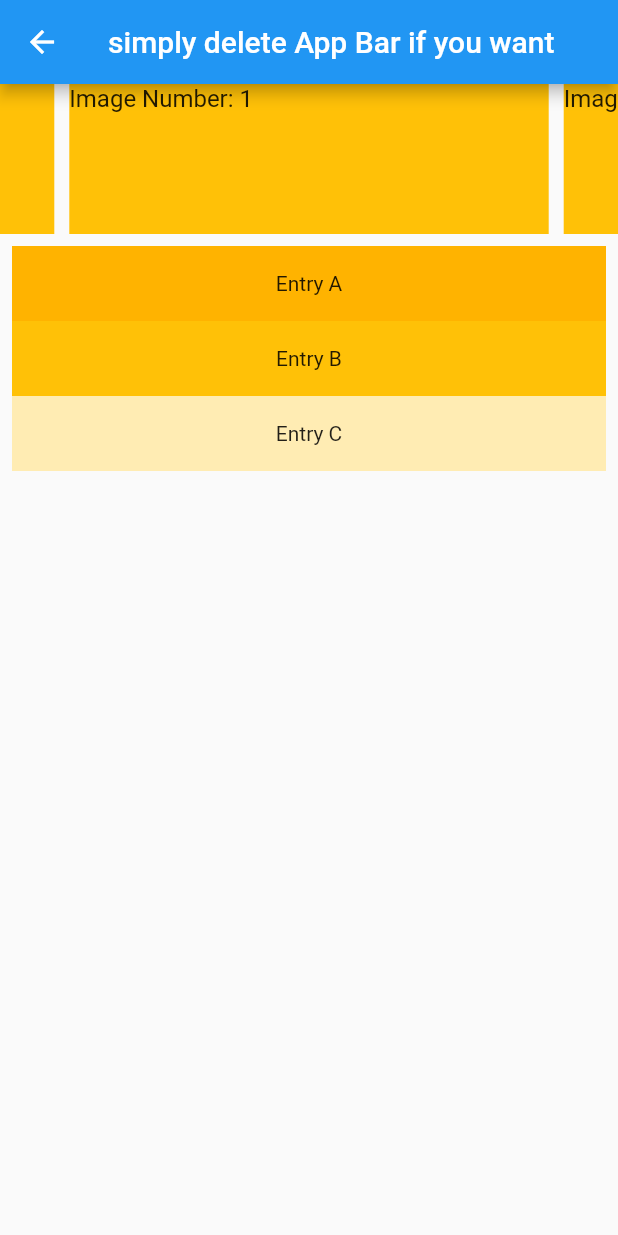
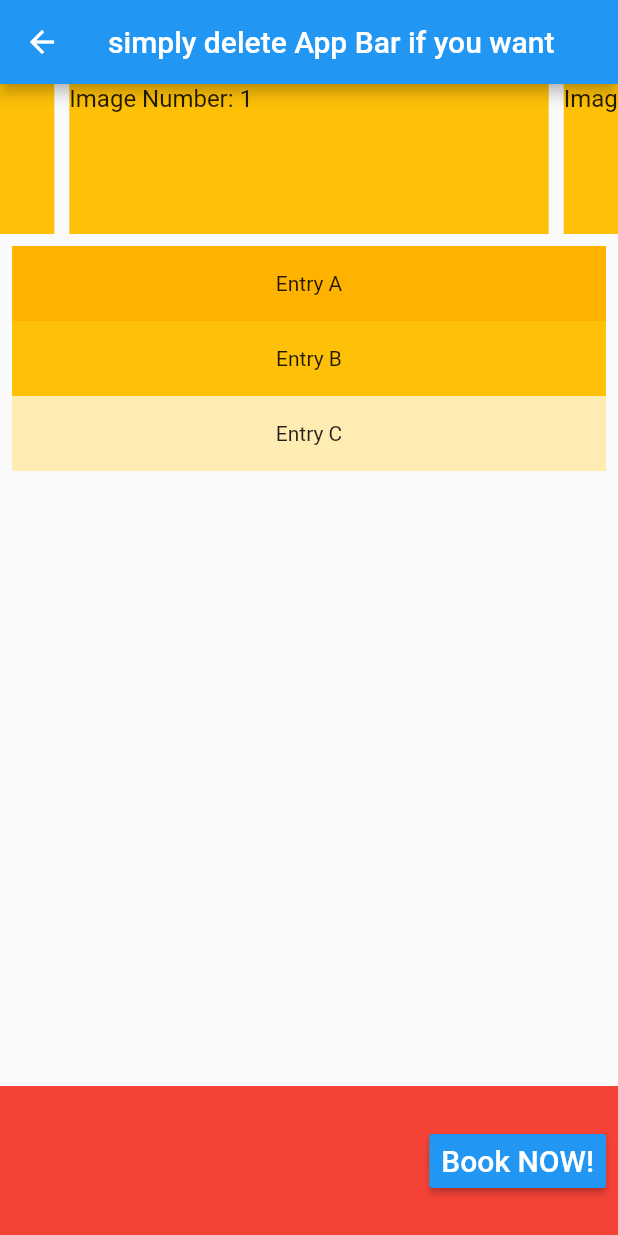
Before and after one commit to OfficeNextDoor/OfficeNextDoor, a Flutter app: the DetailView screen opened by its route, on a phone screen of 412 x 824 dp. Run offline on Flutter 3.47's test engine with Material 2 defaults, Android fonts, the phone set to English and light mode, and no system bars; drawn by our look-alikes of carousel_slider; our stand-ins replace cloud_firestore, google_maps_flutter; accounts and stored records are empty.

Commit message:
Add DatePicker to DetailView

```diff
--- a/lib/detail_view.dart
+++ b/lib/detail_view.dart
@@ -7,6 +7,22 @@ class DetailView extends StatefulWidget {
 }
 
 class DetailViewState extends State<DetailView> {
+
+  DateTime selectedDate = DateTime.now();
+
+  _selectDate() async {
+    debugPrint('it works');
+    final DateTime picked = await showDatePicker(
+        context: context,
+        initialDate: selectedDate,
+        firstDate: DateTime(2015, 8),
+        lastDate: DateTime(2101));
+    if (picked != null && picked != selectedDate)
+      setState(() {
+        selectedDate = picked;
+      });
+  }
+
   @override
   Widget build(BuildContext context) {
     return Scaffold(
@@ -20,7 +36,28 @@ class DetailViewState extends State<DetailView> {
             // StickyFooterButton()
           ],
         ),
-    );
+        bottomNavigationBar: Footer(this._selectDate));
+  }
+}
+
+class Footer extends StatelessWidget {
+
+  Footer(this.buttonAction);
+
+  final Function buttonAction;
+
+  @override
+  Widget build(BuildContext context) {
+    return Container(
+        color: Colors.red,
+        height: 100.0,
+        child: ButtonBar(alignment: MainAxisAlignment.end, children: [
+          RaisedButton(
+            color: Colors.blue,
+            onPressed: buttonAction,
+            child: Text('Book NOW!', style: TextStyle(fontSize: 20)),
+          )
+        ]));
   }
 }
 
@@ -62,7 +99,10 @@ class ImageCarousel extends StatelessWidget {
         return Builder(
           builder: (BuildContext context) {
             return Container(
-                width: MediaQuery.of(context).size.width,
+                width: MediaQuery
+                    .of(context)
+                    .size
+                    .width,
                 margin: EdgeInsets.symmetric(horizontal: 5.0),
                 decoration: BoxDecoration(color: Colors.amber),
                 child: Text(
```
Lines whose indentation alone changed are shown as unchanged.
